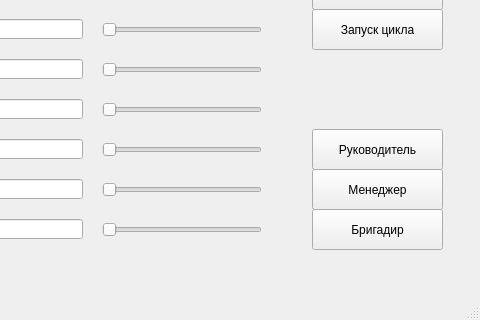
Above: basicUi.ui from Lowflyscoot/Rat_Race_Prototype before the change; both pictures show x 498 to 978 and y 521 to 841 of the 978 by 841 pixel window. Below: the same form after it.
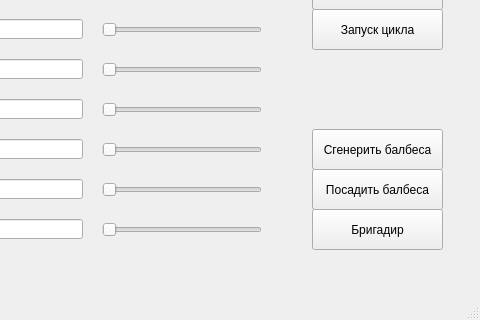
That is the form after the change. Icons and pictures are not drawn.

Diff of the .ui file:
```diff
--- a/basicUi.ui
+++ b/basicUi.ui
@@ -424,7 +424,7 @@
      </rect>
     </property>
     <property name="text">
-     <string>Руководитель</string>
+     <string>Сгенерить балбеса</string>
     </property>
    </widget>
    <widget class="QPushButton" name="managerButton">
@@ -437,7 +437,7 @@
      </rect>
     </property>
     <property name="text">
-     <string>Менеджер</string>
+     <string>Посадить балбеса</string>
     </property>
    </widget>
    <widget class="QPushButton" name="brigButton">
```
Left out of the diff: 4 changed lines with no effect on the pictures.
